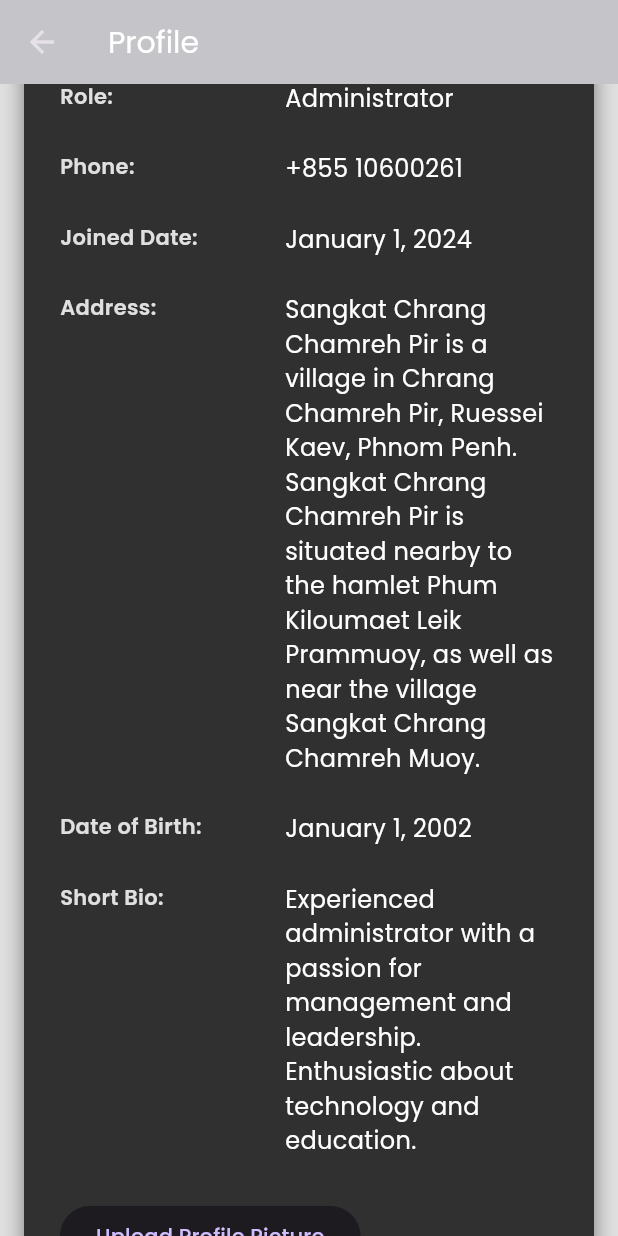
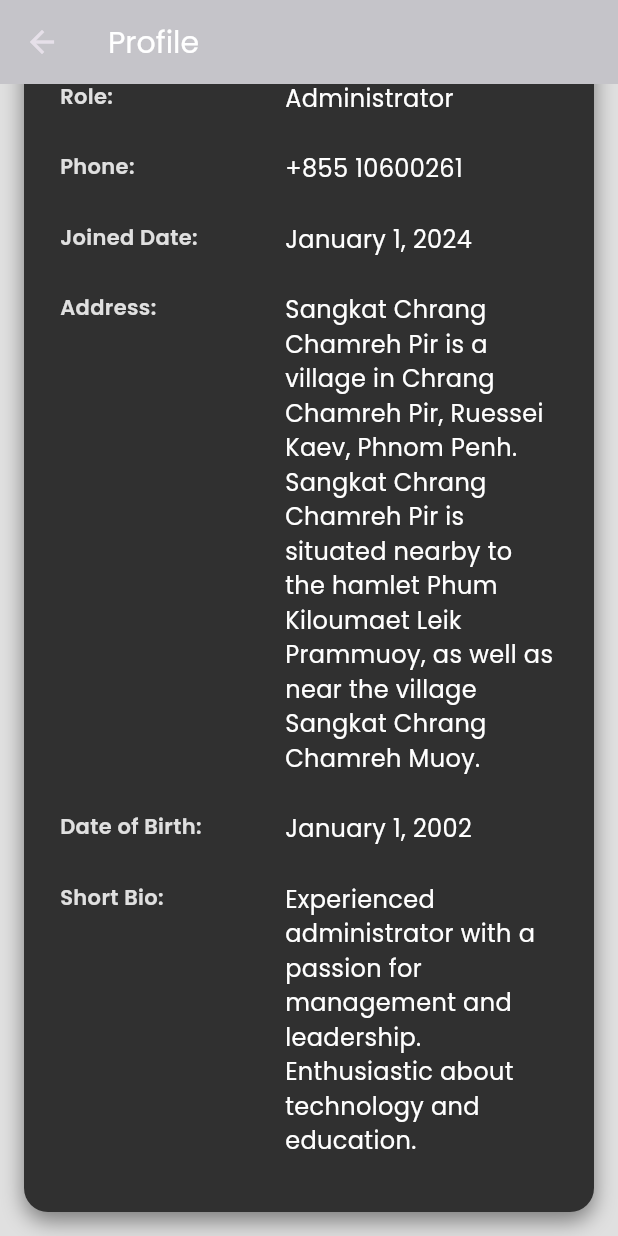
Before and after one commit to kakelay/Dashboard-Admin-Flutter, a Flutter app: the ProfileScreen screen opened directly, scrolled down 699 dp, on a phone screen of 412 x 824 dp. Run offline on Flutter 3.47's test engine with Material 3 defaults, Android fonts, the phone set to English and light mode, and no system bars; our stand-ins replace another_flushbar, cached_network_image, connectivity_plus, fl_chart, flutter_svg, gap and 4 more; missing offline and left inert: dart:html; network calls fail; project files that could hold a hidden picture were left out.

Commit message:
update code

```diff
--- a/lib/app/modules/screens/profile_screen/profile_screen.dart
+++ b/lib/app/modules/screens/profile_screen/profile_screen.dart
@@ -157,13 +157,6 @@ class ProfileScreen extends StatelessWidget {
             'Short Bio',
             'Experienced administrator with a passion for management and leadership. Enthusiastic about technology and education.',
             isDarkMode),
-        const SizedBox(height: 16),
-        ElevatedButton(
-          onPressed: () {
-            // Function to handle file upload
-          },
-          child: const Text('Upload Profile Picture'),
-        ),
       ],
     );
   }
--- a/lib/app/modules/screens/setting_screen/setting_screen.dart
+++ b/lib/app/modules/screens/setting_screen/setting_screen.dart
@@ -40,7 +40,7 @@ class _SettingScreenState extends State<SettingScreen> {
             width: 900,
             height: 600,
             decoration: BoxDecoration(
-              color: isDarkMode ? Colors.grey[850] : Colors.white,
+              color: isDarkMode ? Colors.grey[850] : Colors.grey.shade200,
               borderRadius: BorderRadius.circular(12),
             ),
             child: Padding(
```
